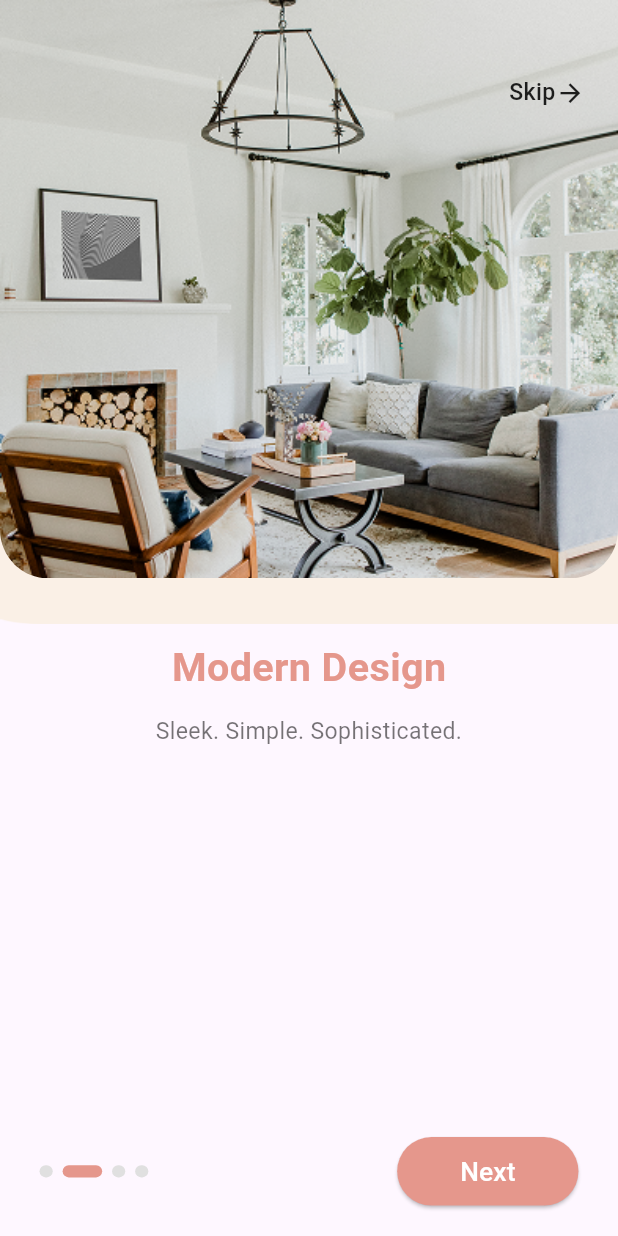
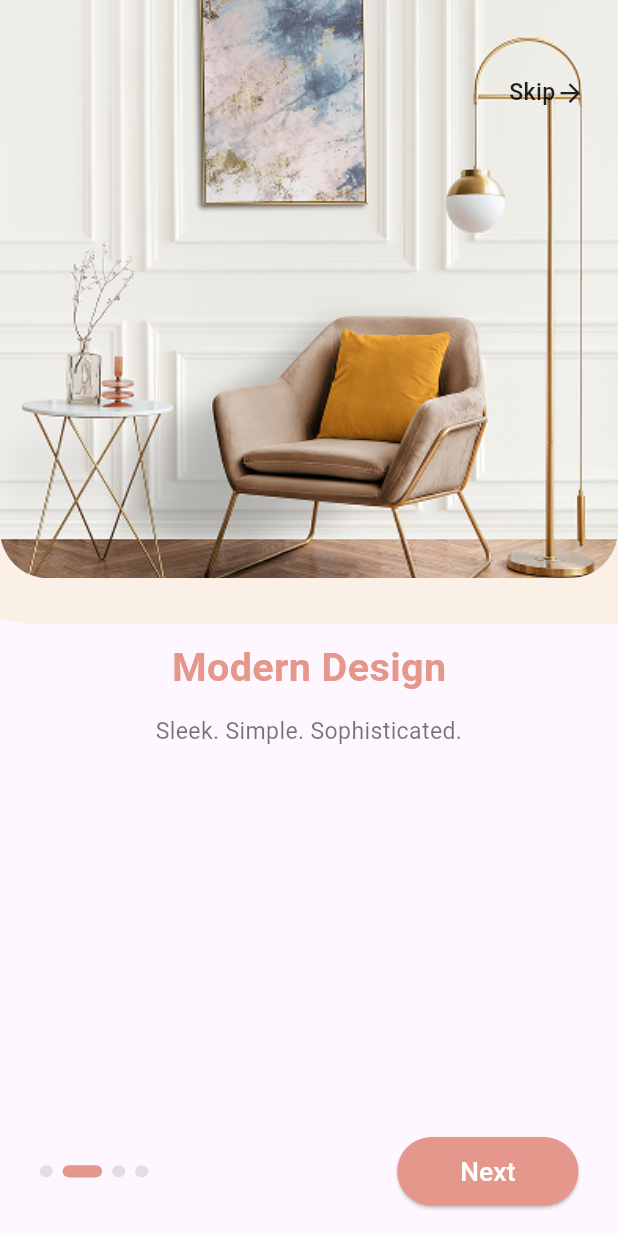
Before and after one commit to mohammed-shaneaf/home_decor, a Flutter app: the screen it shows after launch, swiped to page 2, on a phone screen of 412 x 824 dp. Run offline on Flutter 3.47's test engine with Material 3 defaults, Android fonts, the phone set to English and light mode, and no system bars; our stand-ins replace flutter_screenutil, flutter_svg.

```diff
--- a/lib/core/utils/app_styles.dart
+++ b/lib/core/utils/app_styles.dart
@@ -18,4 +18,9 @@ abstract class AppStyles {
     fontSize: 20,
     fontWeight: FontWeight.bold,
   );
+
+  static const TextStyle f24Bold = TextStyle(
+    fontSize: 24,
+    fontWeight: FontWeight.bold,
+  );
 }
--- a/lib/features/on_boarding/views/widgets/on_boarding_view_body.dart
+++ b/lib/features/on_boarding/views/widgets/on_boarding_view_body.dart
@@ -22,7 +22,7 @@ class _OnBoardingViewBodyState extends State<OnBoardingViewBody> {
       'subtitle': 'Feel at home, wherever you are.',
     },
     {
-      'image': Assets.assetsImagesLivingRoom,
+      'image': Assets.assetsImagesOnBoardingTwo,
       'title': 'Modern Design',
       'subtitle': 'Sleek. Simple. Sophisticated.',
     },
```
Also changed, not shown: lib/core/utils/font_weight_helper.dart (added, +13 -0 lines).
